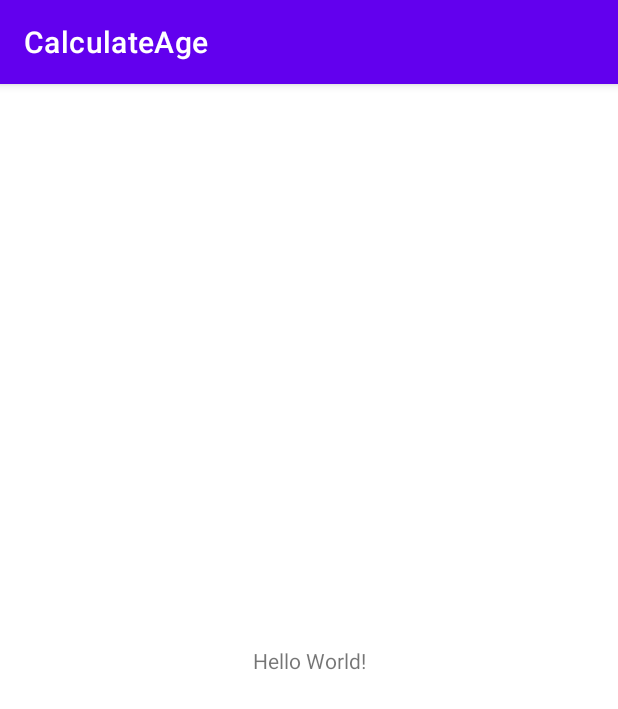
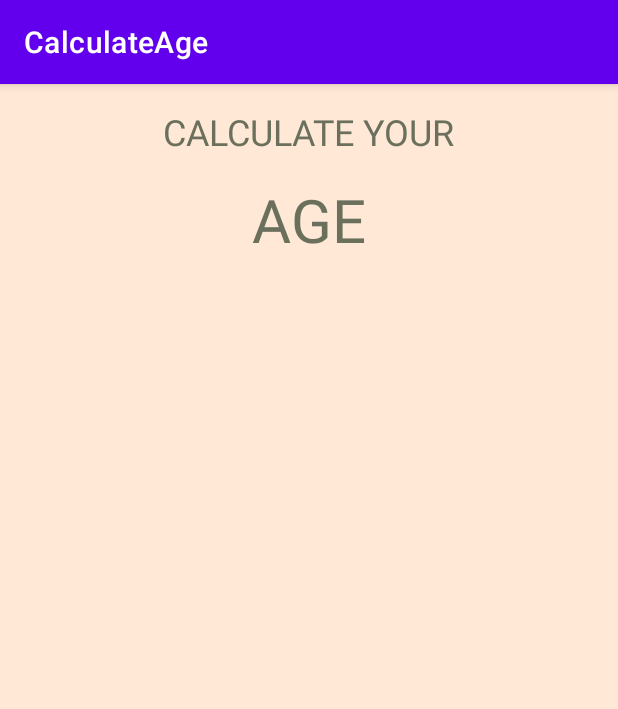
Before and after one commit to aj2460/AgeCalculater, an Android app: the screen it shows after launch (MainActivity), on a phone screen of 412 x 824 dp. Shown: the top 709 px of the screen. Run offline under Robolectric (Android 15) with nearby library versions, the phone set to English and light mode, and no system bars.

Commit message:
Add Text View Change Background color

```diff
--- a/app/src/main/res/layout/activity_main.xml
+++ b/app/src/main/res/layout/activity_main.xml
@@ -1,18 +1,32 @@
 <?xml version="1.0" encoding="utf-8"?>
-<androidx.constraintlayout.widget.ConstraintLayout xmlns:android="http://schemas.android.com/apk/res/android"
+<LinearLayout xmlns:android="http://schemas.android.com/apk/res/android"
     xmlns:app="http://schemas.android.com/apk/res-auto"
     xmlns:tools="http://schemas.android.com/tools"
     android:layout_width="match_parent"
     android:layout_height="match_parent"
+    android:background="@color/Background"
+    android:gravity="center_horizontal"
+    android:orientation="vertical"
     tools:context=".MainActivity">
 
     <TextView
+        android:id="@+id/txtTitle1"
         android:layout_width="wrap_content"
         android:layout_height="wrap_content"
-        android:text="Hello World!"
-        app:layout_constraintBottom_toBottomOf="parent"
-        app:layout_constraintLeft_toLeftOf="parent"
-        app:layout_constraintRight_toRightOf="parent"
-        app:layout_constraintTop_toTopOf="parent" />
+        android:layout_marginTop="15dp"
+        android:text="@string/title1"
+        android:textColor="@color/TextColor"
+        android:textSize="24sp"/>
 
-</androidx.constraintlayout.widget.ConstraintLayout>
+
+    <TextView
+        android:id="@+id/txtTitle2"
+        android:layout_width="wrap_content"
+        android:layout_height="wrap_content"
+        android:layout_marginTop="15dp"
+        android:text="@string/title2"
+        android:textColor="@color/TextColor"
+        android:textSize="40sp"/>
+
+
+</LinearLayout>
--- a/app/src/main/res/values/colors.xml
+++ b/app/src/main/res/values/colors.xml
@@ -7,4 +7,14 @@
     <color name="teal_700">#FF018786</color>
     <color name="black">#FF000000</color>
     <color name="white">#FFFFFFFF</color>
+    <color name="magenta">#DB1B60</color>
+
+    <color name="c1">#cb997e</color>
+    <color name="c2">#ddbea9</color>
+    <color name="Background">#ffe8d6</color>
+    <color name="c4">#b7b7a4</color>
+    <color name="c5">#a5a58d</color>
+    <color name="TextColor">#6b705c</color>
+
+
 </resources>
--- a/app/src/main/res/values/strings.xml
+++ b/app/src/main/res/values/strings.xml
@@ -1,3 +1,5 @@
 <resources>
     <string name="app_name">CalculateAge</string>
+    <string name="title1">CALCULATE YOUR</string>
+    <string name="title2">AGE</string>
 </resources>
```
